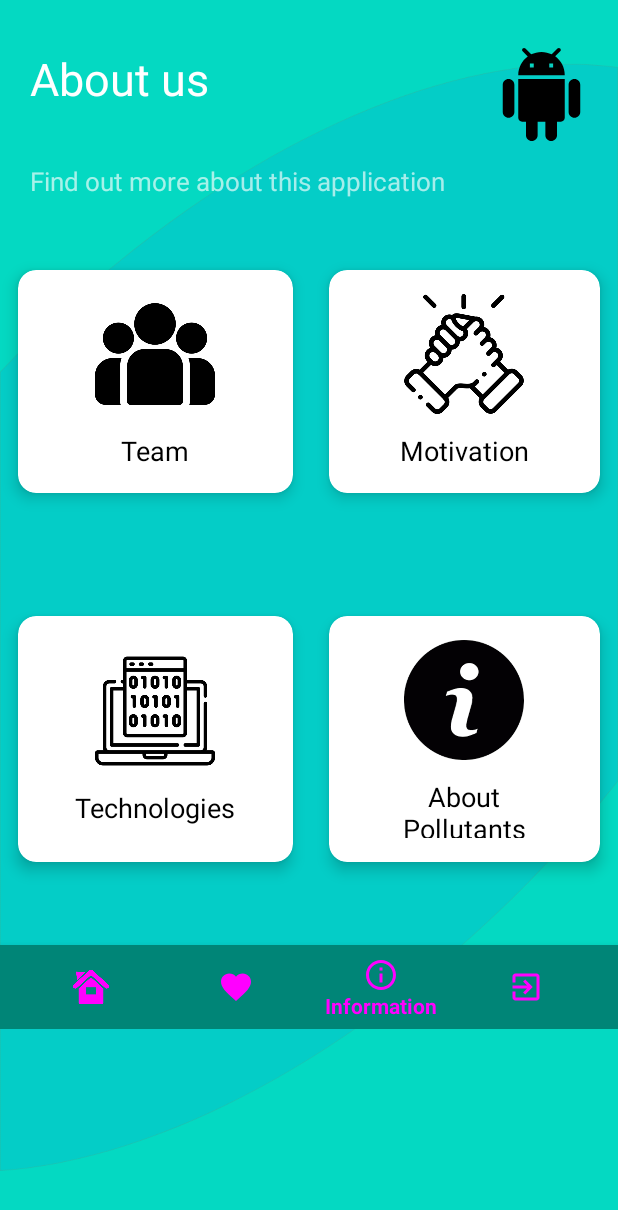
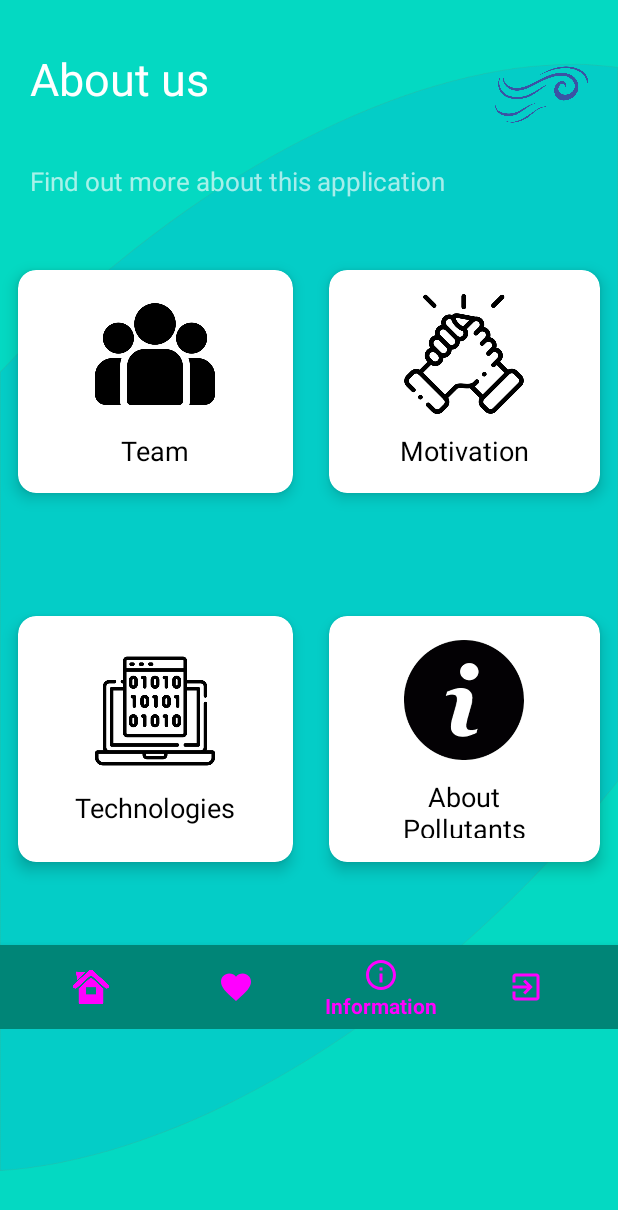
Before and after one commit to IordachescuAnca/Air-Guardians, an Android app: the InformationActivity2 screen opened directly, with no data from a screen before it, on a phone screen of 412 x 824 dp. Shown: the top 1210 px of the screen. Run offline under Robolectric (Android 15) with nearby library versions, the light colour scheme and no system bars; our stand-ins replace Volley; libraries missing offline, so code that uses them is left out: com.mysql.jdbc.

Commit message:
another update

```diff
--- a/app/src/main/res/layout/activity_information2.xml
+++ b/app/src/main/res/layout/activity_information2.xml
@@ -39,7 +39,7 @@
                 android:layout_height="wrap_content"/>
         <ImageView
                 android:layout_alignParentRight="true"
-                app:srcCompat="@drawable/ic_android_black_24dp"
+                app:srcCompat="@drawable/air_logo"
                 android:layout_width="62dp"
                 android:layout_height="62dp">
 
--- a/app/src/main/res/menu/bottom_navigation_bar.xml
+++ b/app/src/main/res/menu/bottom_navigation_bar.xml
@@ -9,7 +9,7 @@
     <item
             android:id="@+id/favourites"
             android:icon="@drawable/ic_favorite_black_24dp"
-            android:title="@string/favorites"/>
+            android:title="@string/favourites"/>
     <item
             android:id="@+id/info"
             android:icon="@drawable/ic_info_outline_black_24dp"
--- a/app/src/main/res/values/strings.xml
+++ b/app/src/main/res/values/strings.xml
@@ -8,7 +8,7 @@
     <string name="don_t_have_an_account">Don\'t have an account?</string>
     <string name="map">Map</string>
     <string name="home">Home</string>
-    <string name="favorites">Favorites</string>
+    <string name="favourites">Favourites</string>
     <string name="information">Information</string>
     <string name="log_out">Log Out</string>
     <string name="button">Button</string>
```
Also changed, not shown: app/src/main/java/com/example/air_guardiansproject/MainActivity.java (+0 -12 lines), app/src/main/res/drawable/air_logo.png (added).
